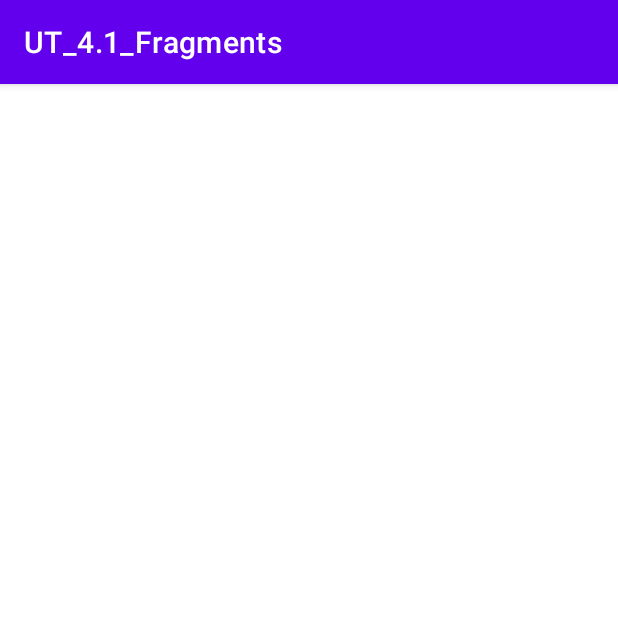
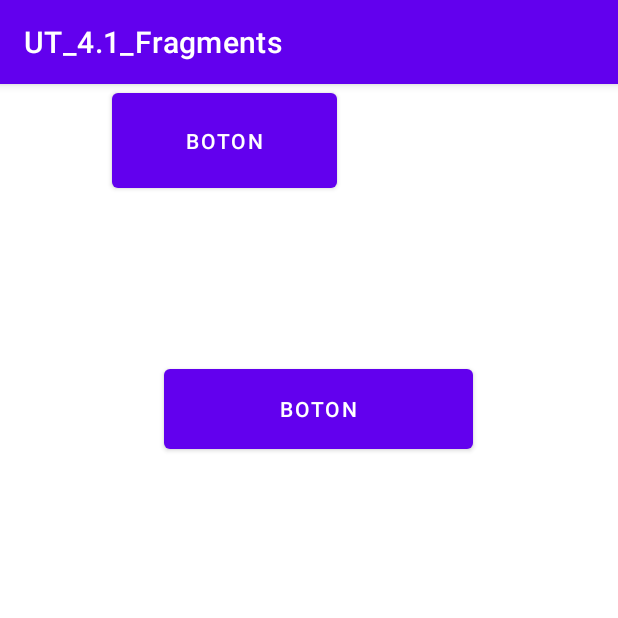
Before and after one commit to Kamikace935/UT_4.1_Fragments, an Android app: the screen it shows after launch (MainActivity), on a phone screen of 412 x 824 dp, the top half of it. Run offline under Robolectric (Android 15) with nearby library versions, the phone set to English and light mode, and no system bars.

Commit message:
Fragmento dinamico WIP

```diff
--- /dev/null
+++ b/app/src/main/java/com/example/ut_41_fragments/PrimerFragment.kt
@@ -0,0 +1,34 @@
+package com.example.ut_41_fragments
+
+import android.os.Bundle
+import androidx.fragment.app.Fragment
+import android.view.LayoutInflater
+import android.view.View
+import android.view.ViewGroup
+import android.widget.Button
+import android.widget.TextView
+
+
+class PrimerFragment : Fragment() {
+    private lateinit var tv1: TextView
+    private lateinit var bt1: Button
+    private lateinit var vista: View
+
+    override fun onCreateView(
+        inflater: LayoutInflater,
+        container: ViewGroup?,
+        savedInstanceState: Bundle?
+    ): View {
+        vista = inflater.inflate(R.layout.fragment_primer, container, false)
+
+        tv1 = vista.findViewById(R.id.tv1)
+        bt1 = vista.findViewById(R.id.bt1)
+
+        bt1.setOnClickListener {
+            val mensaje = "Mi primer Fragmento"
+            tv1.text = mensaje
+        }
+
+        return vista
+    }
+}
--- a/app/src/main/res/layout/activity_main.xml
+++ b/app/src/main/res/layout/activity_main.xml
@@ -1,7 +1,39 @@
 <?xml version="1.0" encoding="utf-8"?>
-<androidx.constraintlayout.widget.ConstraintLayout xmlns:android="http://schemas.android.com/apk/res/android"
+<androidx.constraintlayout.widget.ConstraintLayout
+    xmlns:android="http://schemas.android.com/apk/res/android"
     xmlns:app="http://schemas.android.com/apk/res-auto"
     xmlns:tools="http://schemas.android.com/tools"
     android:layout_width="match_parent"
     android:layout_height="match_parent"
-    tools:context=".MainActivity"/>
+    tools:context=".MainActivity">
+
+    <androidx.fragment.app.FragmentContainerView
+        android:id="@+id/fragmentContainerView"
+        android:name="com.example.ut_41_fragments.PrimerFragment"
+        android:layout_width="wrap_content"
+        android:layout_height="wrap_content"
+        app:layout_constraintStart_toStartOf="parent"
+        app:layout_constraintTop_toTopOf="parent"
+        tools:layout="@layout/fragment_primer" />
+
+    <Button
+        android:layout_width="206dp"
+        android:layout_height="65dp"
+        android:layout_marginStart="109dp"
+        android:layout_marginTop="184dp"
+        android:onClick="ver_fragmento"
+        android:text="@string/bt1f"
+        app:layout_constraintStart_toStartOf="parent"
+        app:layout_constraintTop_toTopOf="parent" />
+
+    <FrameLayout
+        android:layout_width="260dp"
+        android:layout_height="150dp"
+        android:layout_marginStart="80dp"
+        android:layout_marginBottom="288dp"
+        app:layout_constraintBottom_toBottomOf="parent"
+        app:layout_constraintStart_toStartOf="parent">
+
+    </FrameLayout>
+
+</androidx.constraintlayout.widget.ConstraintLayout>
--- /dev/null
+++ b/app/src/main/res/layout/fragment_primer.xml
@@ -0,0 +1,23 @@
+<?xml version="1.0" encoding="utf-8"?>
+<FrameLayout xmlns:android="http://schemas.android.com/apk/res/android"
+    xmlns:tools="http://schemas.android.com/tools"
+    android:layout_width="300dp"
+    android:layout_height="200dp"
+    tools:context=".PrimerFragment">
+
+    <TextView
+        android:id="@+id/tv1"
+        android:layout_width="match_parent"
+        android:layout_height="100dp"
+        android:layout_gravity="bottom"
+        android:text="@string/tv1f" />
+
+    <Button
+        android:id="@+id/bt1"
+        android:layout_width="150dp"
+        android:layout_height="75dp"
+        android:layout_gravity="center_horizontal"
+        android:text="@string/bt1f"
+        android:onClick="imprimir"/>
+
+</FrameLayout>
--- a/app/src/main/res/values/strings.xml
+++ b/app/src/main/res/values/strings.xml
@@ -1,3 +1,6 @@
 <resources>
     <string name="app_name">UT_4.1_Fragments</string>
+    <!-- TODO: Remove or change this placeholder text -->
+    <string name="tv1f" />
+    <string name="bt1f">boton</string>
 </resources>
```
